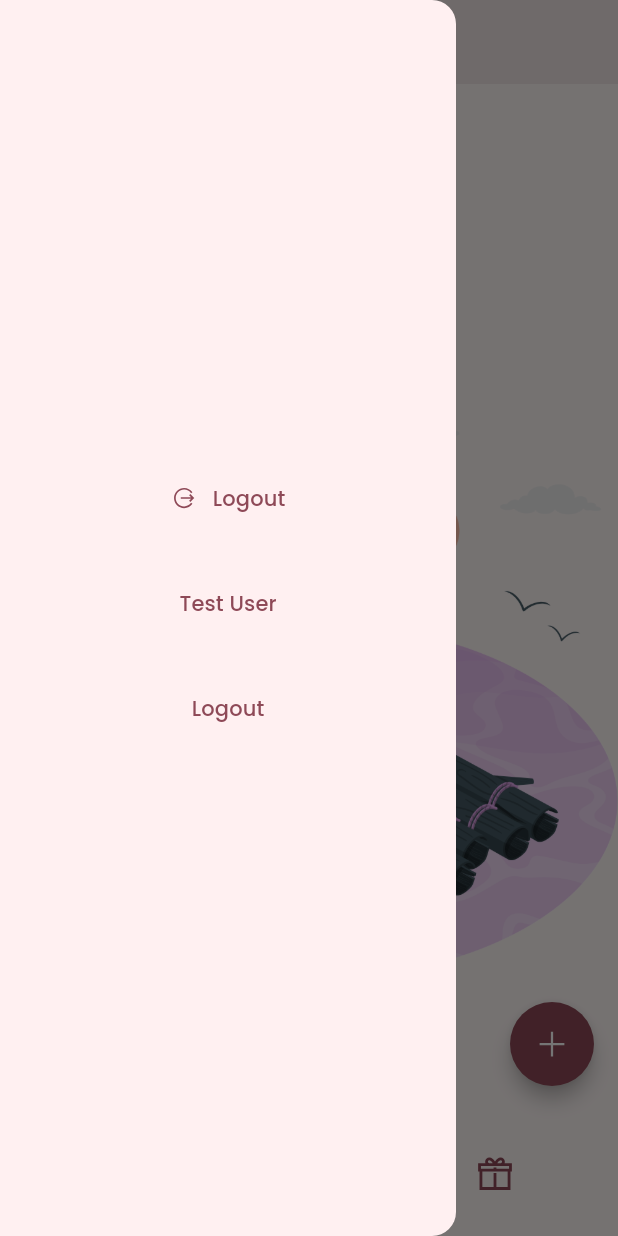
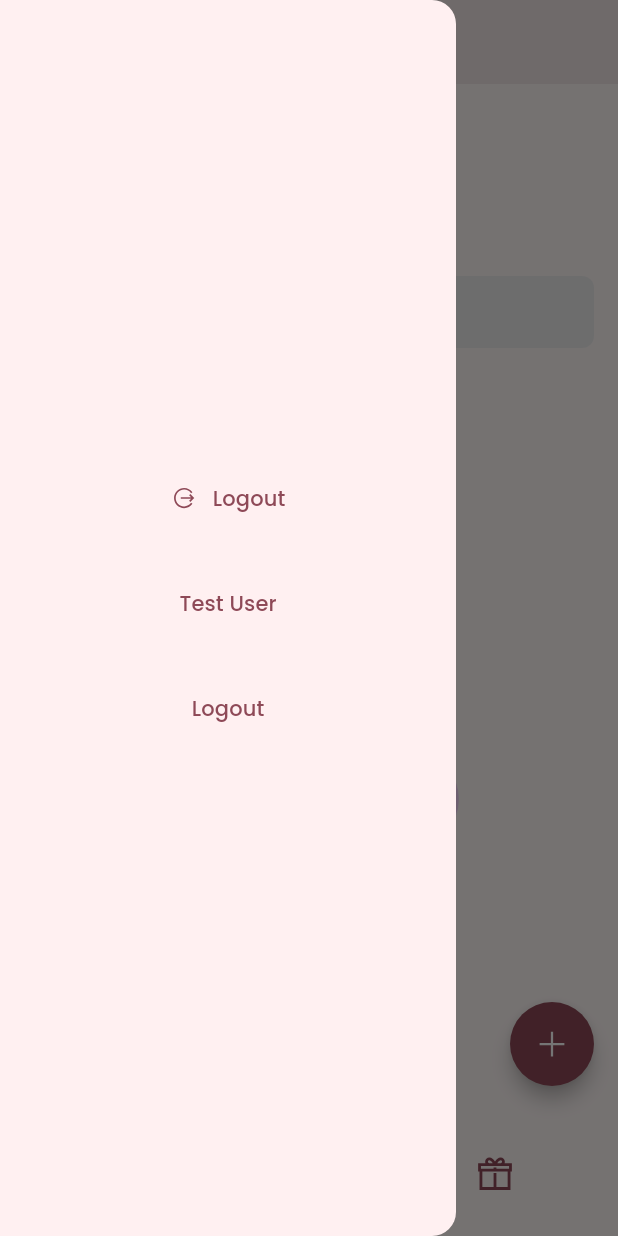
Before and after one commit to ahmed-wael2002/hedieaty-20P3343, a Flutter app: the screen it shows once a user with an empty profile is signed in, with the side drawer open, on a phone screen of 412 x 824 dp. Run offline on Flutter 3.47's test engine with Material 3 defaults, Android fonts, the phone set to English and light mode, and no system bars; drawn by our look-alikes of flashy_tab_bar2, flutter_speed_dial; our stand-ins replace cloud_firestore, firebase_auth, firebase_core, google_fonts, line_awesome_flutter, shared_preferences; accounts and stored records are empty.

Commit message:
Added Events List and Events Wrapper -- adding events are now working -- have to fix the creation issue like with the users

```diff
--- a/lib/features/events/presentation/state_management/event_provider.dart
+++ b/lib/features/events/presentation/state_management/event_provider.dart
@@ -34,4 +34,8 @@ class EventProvider extends ChangeNotifier{
     }
     notifyListeners();
   }
+
+  Future<List<EventEntity>?> getAllEvents(String? uid) async{
+    return await getAllEventsUsecase.call(params: uid);
+  }
 }
--- a/lib/features/events/presentation/widgets/event_list_tile.dart
+++ b/lib/features/events/presentation/widgets/event_list_tile.dart
@@ -25,12 +25,14 @@ class EventListTile extends StatelessWidget {
         // );
       },
       title: Text(event.title ?? unknownString),
+      subtitle: Text(event.date.toString() ?? unknownString),
       // Todo: Add subtitle: number of gifts
       // subtitle: Text( == 0
       //     ? 'No gifts'
       //     : '${_filteredEvents[index].numberOfGifts} gifts'),
       // Todo: Add leading image
       leading: const CircleAvatar(
+        radius: 25,
         backgroundImage: AssetImage('assets/images/default_event.png'),
       ),
       trailing: IconButton(
--- a/lib/features/homepage/presentation/state_management/homepage_provider.dart
+++ b/lib/features/homepage/presentation/state_management/homepage_provider.dart
@@ -1,7 +1,6 @@
 import 'package:flutter/material.dart';
+import 'package:lecture_code/features/events/presentation/widgets/events_wrapper.dart';
 import 'package:lecture_code/features/homepage/presentation/widgets/Friends%20List/friends_list_wrapper.dart';
-
-import '../../../events/presentation/widgets/events_list_view.dart';
 
 class HomepageProvider extends ChangeNotifier {
 
@@ -19,8 +18,8 @@ class HomepageProvider extends ChangeNotifier {
   HomepageProvider() : currentView = const SizedBox.shrink() {
     // Initialize the navigationWidgets
     navigationWidgets = [
-      const FriendsListView(),
-      const EventsList([]),
+      const FriendsWrapper(),
+      const EventsWrapper(),
       const FlutterLogo(),
     ];
     // Set the default currentView to the first widget
--- a/lib/features/homepage/presentation/widgets/Friends List/friends_list_wrapper.dart
+++ b/lib/features/homepage/presentation/widgets/Friends List/friends_list_wrapper.dart
@@ -4,8 +4,8 @@ import 'package:lecture_code/features/homepage/presentation/state_management/use
 import 'package:lecture_code/features/homepage/presentation/widgets/Friends%20List/friends_list_view.dart';
 import 'package:provider/provider.dart';
 
-class FriendsListView extends StatelessWidget {
-  const FriendsListView({super.key});
+class FriendsWrapper extends StatelessWidget {
+  const FriendsWrapper({super.key});
 
   @override
   Widget build(BuildContext context) {
@@ -38,13 +38,16 @@ class FriendsListView extends StatelessWidget {
               );
             }
 
+            List<UserEntity> friendsList;
             if (!snapshot.hasData || snapshot.data!.isEmpty) {
-              return Center(
-                child: Image.asset('assets/images/empty.png'),
-              );
+              // return Center(
+              //   child: Image.asset('assets/images/empty.png'),
+              // );
+              friendsList = [];
             }
-
-            final friendsList = snapshot.data!;
+            else{
+              friendsList = snapshot.data!;
+            }
 
             return FriendsList(friendsList);
           },
--- a/lib/features/homepage/presentation/widgets/bottom_navigation_widget.dart
+++ b/lib/features/homepage/presentation/widgets/bottom_navigation_widget.dart
@@ -24,7 +24,7 @@ class CustomBottomNavigationBar extends StatelessWidget {
           activeColor: color,
           inactiveColor: color,
           icon: const Icon(LineAwesomeIcons.user,),
-          title: const Text('User'),
+          title: const Text('Friends'),
         ),
         FlashyTabBarItem(
           activeColor: color,
```
Also changed, not shown: lib/features/events/presentation/widgets/events_wrapper.dart (added, +48 -0 lines), lib/features/homepage/presentation/widgets/flashy_navigation_bar.dart (deleted).
